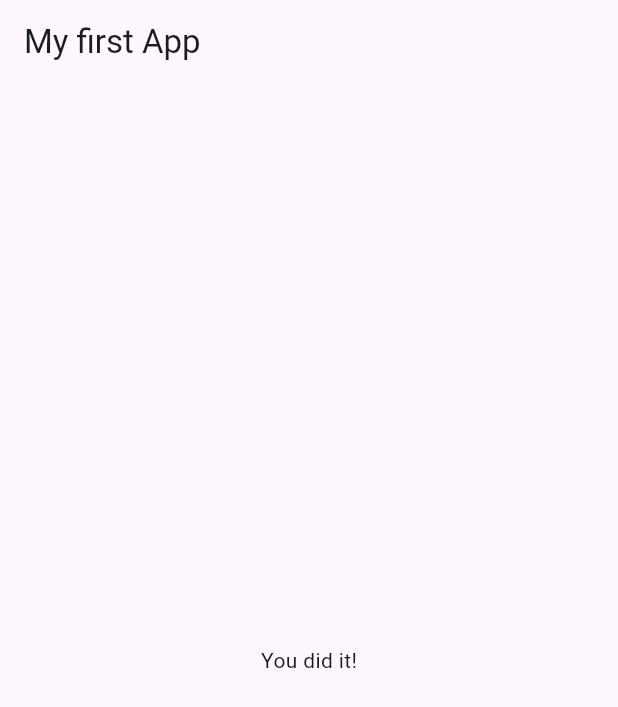
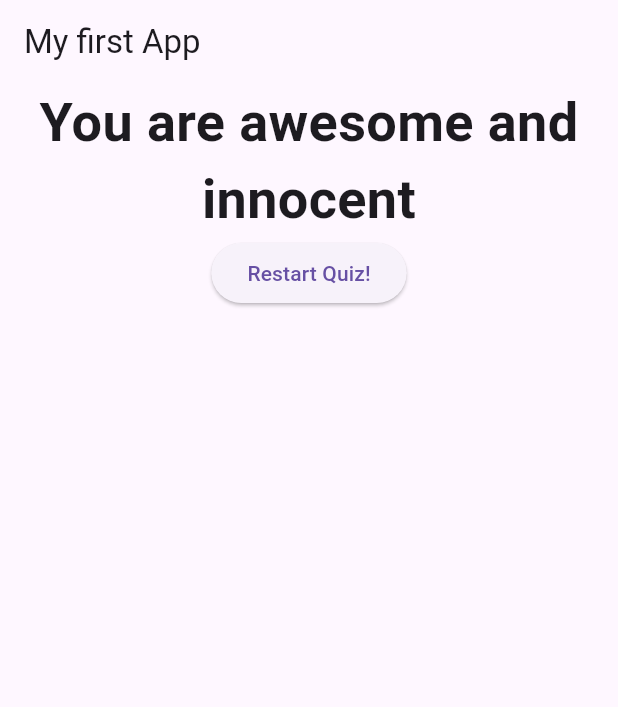
Before and after one commit to Jumzeey/flutterQuizApp, a Flutter app: the screen it shows after launch, after a tap on "John", after a tap on "Blue", after a tap on "Hiking", on a phone screen of 412 x 824 dp. Shown: the top 707 px of the screen. Run offline on Flutter 3.47's test engine with Material 3 defaults, Android fonts, the phone set to English and light mode, and no system bars.

Commit message:
added reset quiz button and dynamic result with getters

```diff
--- a/lib/main.dart
+++ b/lib/main.dart
@@ -1,4 +1,5 @@
 import 'package:first_app/quiz.dart';
+import 'package:first_app/result.dart';
 import 'package:flutter/material.dart';
 
 // void main() {
@@ -16,23 +17,38 @@ class MyApp extends StatefulWidget {
 
 class _MyAppState extends State<MyApp> {
   var _questionIndex = 0;
+  var _totalScore = 0;
 
   final List<Map<String, Object>> _questions = [
     {
       'questionText': 'What is your name?',
-      'answers': ['John', 'Doe', 'Smith'],
+      'answers': [
+        {'text': 'John', 'score': 1},
+        {'text': 'Doe', 'score': 1},
+        {'text': 'Smith', 'score': 1}
+      ],
     },
     {
       'questionText': 'What is your favorite color?',
-      'answers': ['Red', 'Blue', 'Green', 'Black'],
+      'answers': [
+        {'text': 'Red', 'score': 6},
+        {'text': 'Blue', 'score': 1},
+        {'text': 'Green', 'score': 4},
+        {'text': 'Black', 'score': 10}
+      ],
     },
     {
       'questionText': 'What is your hobby?',
-      'answers': ['Reading', 'Writing', 'Hiking'],
+      'answers': [
+        {'text': 'Reading', 'score': 10},
+        {'text': 'Writing', 'score': 5},
+        {'text': 'Hiking', 'score': 1}
+      ],
     },
   ];
 
-  void _answerQuestion() {
+  void _answerQuestion(int score) {
+    _totalScore += score;
     setState(() {
       _questionIndex++;
     });
@@ -44,9 +60,15 @@ class _MyAppState extends State<MyApp> {
     }
   }
 
+  void _resetQuiz() {
+    setState(() {
+      _questionIndex = 0;
+      _totalScore = 0;
+    });
+  }
+
   @override
   Widget build(BuildContext context) {
-
     return MaterialApp(
       home: Scaffold(
         appBar: AppBar(
@@ -54,9 +76,7 @@ class _MyAppState extends State<MyApp> {
         ),
         body: _questionIndex < _questions.length
             ? Quiz(_answerQuestion, _questions, _questionIndex)
-            : const Center(
-                child: Text('You did it!'),
-              ),
+            : Result(_totalScore, _resetQuiz),
       ),
     );
   }
--- a/lib/quiz.dart
+++ b/lib/quiz.dart
@@ -4,21 +4,20 @@ import 'package:flutter/material.dart';
 
 class Quiz extends StatelessWidget {
   final List<Map<String, Object>> questions;
-  final VoidCallback answerQuestion;
+  final Function answerQuestion;
   final int questionIndex;
 
-  const Quiz(this.answerQuestion, this.questions, this.questionIndex, {super.key});
+  const Quiz(this.answerQuestion, this.questions, this.questionIndex,
+      {super.key});
 
   @override
   Widget build(BuildContext context) {
-    return
-    Column(
+    return Column(
       children: [
-        Question(
-            questions[questionIndex]['questionText'] as String),
-        ...(questions[questionIndex]['answers'] as List<String>)
+        Question(questions[questionIndex]['questionText'] as String),
+        ...(questions[questionIndex]['answers'] as List<Map<String, Object>>)
             .map((answer) {
-          return Answer(answerQuestion, answer);
+          return Answer(() => answerQuestion(answer['score'] as int), answer['text'] as String);
         }),
       ],
     );
--- a/lib/result.dart
+++ b/lib/result.dart
@@ -0,0 +1,38 @@
+import 'package:flutter/material.dart';
+
+class Result extends StatelessWidget {
+  final int totalScore;
+  final VoidCallback resetHandler;
+
+  const Result(this.totalScore, this.resetHandler, {super.key});
+
+  String get resultPhrase {
+    String resultText;
+    if (totalScore <= 8) {
+      resultText = 'You are awesome and innocent';
+    } else if (totalScore <= 12) {
+      resultText = 'Pretty likable';
+    } else if (totalScore <= 16) {
+      resultText = 'You are strange';
+    } else {
+      resultText = 'You are so bad';
+    }
+    return resultText;
+  }
+
+  @override
+  Widget build(BuildContext context) {
+    return Center(
+      child: Column(
+        children: [
+          Text(
+            resultPhrase,
+            style: const TextStyle(fontSize: 36, fontWeight: FontWeight.bold),
+            textAlign: TextAlign.center,
+          ),
+          ElevatedButton(onPressed: resetHandler, child: const Text('Restart Quiz!'))
+        ],
+      ),
+    );
+  }
+}
```
Also changed, not shown: 1 other file.
